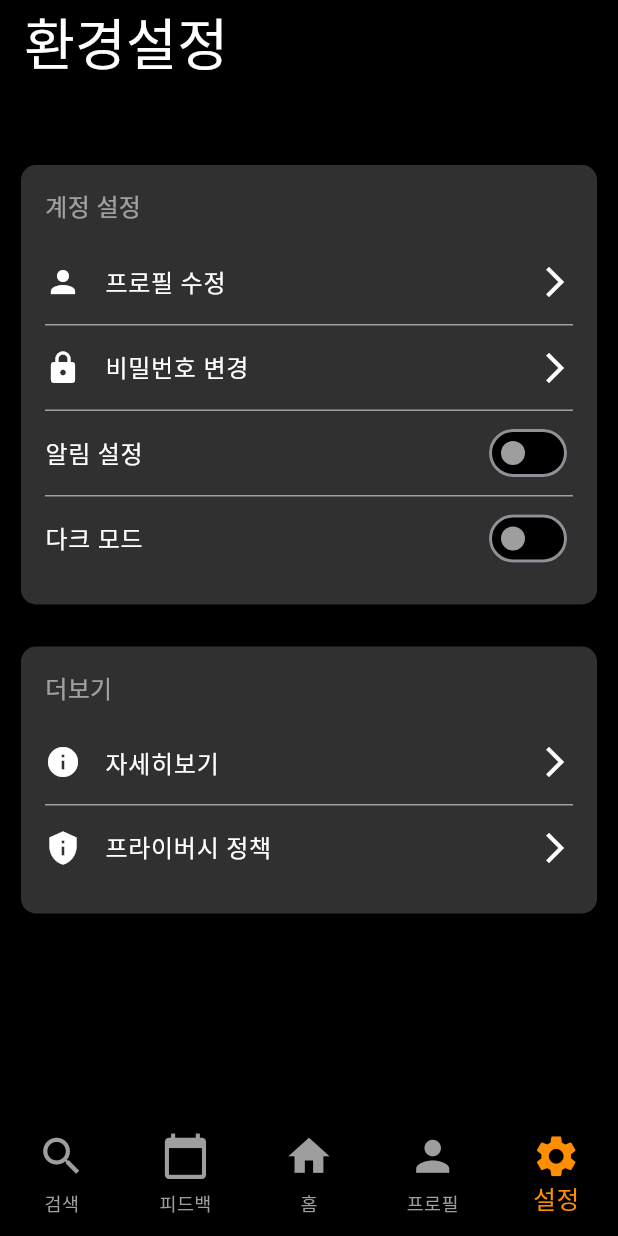
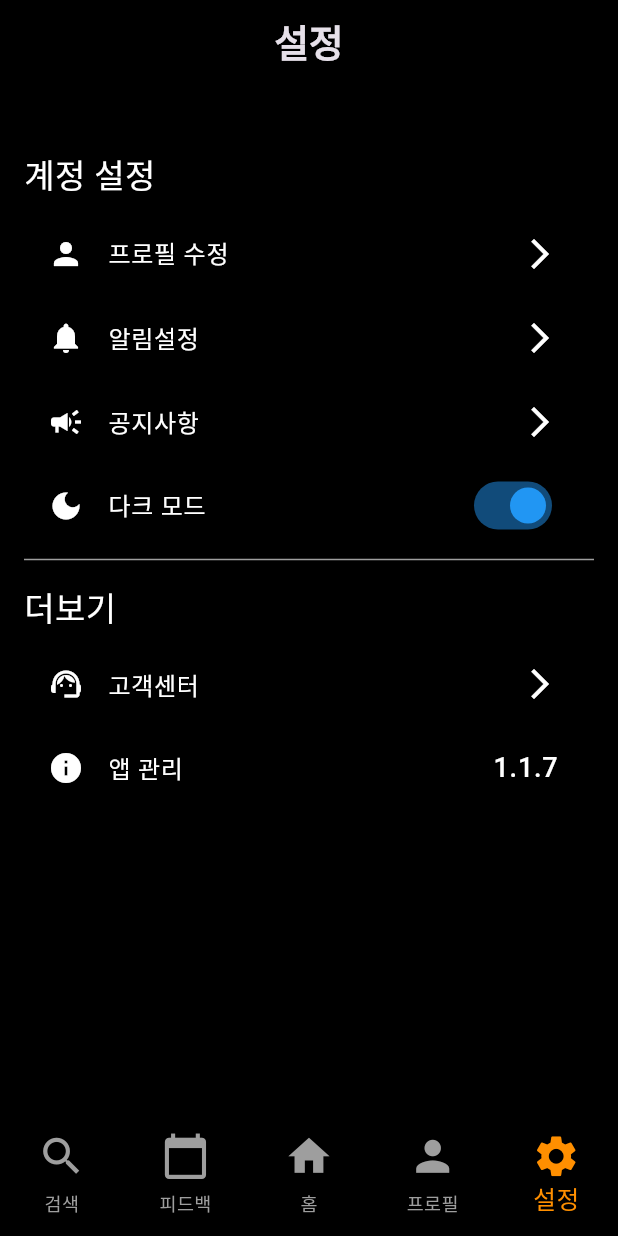
Before and after one commit to lifeisgenie/FitMotion, a Flutter app: the SettingsPage screen opened directly, on a phone screen of 412 x 824 dp. Run offline on Flutter 3.47's test engine with Material 3 defaults, Android fonts, the phone set to English and light mode, and no system bars; our stand-ins replace camera, carousel_slider, flutter_dotenv, shared_preferences; accounts and stored records are empty.

Commit message:
[FE] design : 전체 레이아웃 수정 및 내용 수정

```diff
--- a/Frontend/lib/pages/setting.dart
+++ b/Frontend/lib/pages/setting.dart
@@ -5,15 +5,25 @@ import 'package:FitMotion/pages/search.dart';
 import 'package:FitMotion/widgets/bottom_navigatorBar.dart';
 import 'package:flutter/material.dart';
 
+void main() => runApp(MyApp());
+
+class MyApp extends StatelessWidget {
+  @override
+  Widget build(BuildContext context) {
+    return MaterialApp(
+      theme: ThemeData.dark(), // 다크 모드를 기본으로 설정
+      home: SettingsPage(),
+    );
+  }
+}
+
 class SettingsPage extends StatefulWidget {
   @override
   _SettingsPageState createState() => _SettingsPageState();
 }
 
 class _SettingsPageState extends State<SettingsPage> {
-  bool isDarkMode = false;
-  bool isNotificationEnabled = false;
-
+  bool isDarkMode = true;
   int _selectedIndex = 4;
 
   void _onItemTapped(int index) {
@@ -58,96 +68,110 @@ class _SettingsPageState extends State<SettingsPage> {
   @override
   Widget build(BuildContext context) {
     return Scaffold(
-      backgroundColor: Colors.black, // 배경색 검은색으로 설정
+      backgroundColor: Colors.black,
       appBar: AppBar(
         automaticallyImplyLeading: false,
-        backgroundColor: const Color.fromARGB(255, 0, 0, 0), // AppBar 배경색
-        title: Row(
+        title: Text(
+          '설정',
+          style: TextStyle(fontSize: 25, fontWeight: FontWeight.bold),
+        ),
+        centerTitle: true,
+        backgroundColor: Colors.black,
+      ),
+      body: ListView(
+        padding: EdgeInsets.all(16.0),
         children: [
-            // SizedBox(width: 16), // 아이콘을 오른쪽으로 이동시키기 위한 SizedBox
-            // SizedBox(width: 32233), // 아이콘과 텍스트 사이의 간격 조정
-            Text(
-              '환경설정',
-              style:
-                  TextStyle(fontSize: 37, color: Colors.white), // 환경설정 텍스트 색상
-            ),
-          ],
+          SizedBox(height: 20),
+          Padding(
+            padding: const EdgeInsets.symmetric(vertical: 8.0),
+            child: Text(
+              '계정 설정',
+              style: TextStyle(fontSize: 22, color: Colors.white),
             ),
           ),
-      body: Padding(
-        padding: const EdgeInsets.all(10.0),
-        child: ListView(
-          children: [
-            SizedBox(height: 40),
-            Card(
-              color: Colors.grey[850], // 카드 배경색 설정
-              shape: RoundedRectangleBorder(
-                borderRadius: BorderRadius.circular(10.0),
+          ListTile(
+            leading: Icon(Icons.person, color: Colors.white),
+            title: Text(
+              '프로필 수정',
+              style: TextStyle(color: Colors.white),
             ),
-              child: Padding(
-                padding: const EdgeInsets.all(16.0),
-                child: Column(
-                  crossAxisAlignment: CrossAxisAlignment.start,
-                  children: [
-                    Text(
-                      '계정 설정',
-                      style: TextStyle(
-                          fontSize: 16, color: Colors.white54), // 텍스트 색상 설정
+            trailing: Icon(Icons.arrow_forward_ios, color: Colors.white),
+            onTap: () {
+              // 프로필 수정 페이지로 이동
+            },
           ),
-                    SizedBox(height: 10),
-                    _buildListItem('프로필 수정', Icons.person, () {
-                      // 프로필 수정 페이지로 이동하는 로직 추가
-                    }),
-                    _buildDivider(),
-                    _buildListItem('비밀번호 변경', Icons.lock, () {
-                      // 비밀번호 변경 페이지로 이동하는 로직 추가
-                    }),
-                    _buildDivider(),
-                    _buildSwitchItem('알림 설정', isNotificationEnabled, (value) {
-                      setState(() {
-                        isNotificationEnabled = value;
-                      });
-                    }),
-                    _buildDivider(),
-                    _buildSwitchItem('다크 모드', isDarkMode, (value) {
+          ListTile(
+            leading: Icon(Icons.notifications, color: Colors.white),
+            title: Text(
+              '알림설정',
+              style: TextStyle(color: Colors.white),
+            ),
+            trailing: Icon(Icons.arrow_forward_ios, color: Colors.white),
+            onTap: () {
+              // 알림설정 페이지로 이동
+            },
+          ),
+          ListTile(
+            leading: Icon(Icons.campaign, color: Colors.white),
+            title: Text(
+              '공지사항',
+              style: TextStyle(color: Colors.white),
+            ),
+            trailing: Icon(Icons.arrow_forward_ios, color: Colors.white),
+            onTap: () {
+              // 공지사항 페이지로 이동
+            },
+          ),
+          ListTile(
+            leading: Icon(Icons.dark_mode, color: Colors.white),
+            title: Text(
+              '다크 모드',
+              style: TextStyle(color: Colors.white),
+            ),
+            trailing: Switch(
+              value: isDarkMode,
+              onChanged: (value) {
                 setState(() {
                   isDarkMode = value;
                 });
-                    }),
-                  ],
+              },
+              activeColor: Colors.blue,
             ),
           ),
-            ),
-            SizedBox(height: 20),
-            Card(
-              color: Colors.grey[850], // 카드 배경색 설정
-              shape: RoundedRectangleBorder(
-                borderRadius: BorderRadius.circular(10.0),
-              ),
-              child: Padding(
-                padding: const EdgeInsets.all(16.0),
-                child: Column(
-                  crossAxisAlignment: CrossAxisAlignment.start,
-                  children: [
-                    Text(
+          Divider(color: Colors.grey),
+          Padding(
+            padding: const EdgeInsets.symmetric(vertical: 8.0),
+            child: Text(
               '더보기',
-                      style: TextStyle(
-                          fontSize: 16, color: Colors.white54), // 텍스트 색상 설정
-                    ),
-                    SizedBox(height: 10),
-                    _buildListItem('자세히보기', Icons.info, () {
-                      // 자세히보기 페이지로 이동하는 로직 추가
-                    }),
-                    _buildDivider(),
-                    _buildListItem('프라이버시 정책', Icons.privacy_tip, () {
-                      // 프라이버시 정책 페이지로 이동하는 로직 추가
-                    }),
-                  ],
+              style: TextStyle(fontSize: 22, color: Colors.white),
             ),
           ),
+          ListTile(
+            leading: Icon(Icons.support_agent, color: Colors.white),
+            title: Text(
+              '고객센터',
+              style: TextStyle(color: Colors.white),
+            ),
+            trailing: Icon(Icons.arrow_forward_ios, color: Colors.white),
+            onTap: () {
+              // 고객센터 페이지로 이동
+            },
+          ),
+          ListTile(
+            leading: Icon(Icons.info, color: Colors.white),
+            title: Text(
+              '앱 관리',
+              style: TextStyle(color: Colors.white),
+            ),
+            trailing: Text(
+              '1.1.7',
+              style: TextStyle(fontSize: 18, color: Colors.white),
+            ),
+            onTap: () {
+              // 앱 관리 페이지로 이동
+            },
           ),
         ],
-        ),
       ),
       bottomNavigationBar: CustomBottomNavigationBar(
         currentIndex: _selectedIndex,
@@ -155,48 +179,4 @@ class _SettingsPageState extends State<SettingsPage> {
       ),
     );
   }
-
-  Widget _buildListItem(String title, IconData icon, VoidCallback onTap) {
-    return ListTile(
-      contentPadding: EdgeInsets.zero,
-      leading: Icon(icon, color: Colors.white),
-      title: Text(
-        title,
-        style: TextStyle(color: Colors.white),
-      ),
-      trailing: Icon(Icons.arrow_forward_ios, color: Colors.white),
-      onTap: onTap,
-    );
 }
-
-  Widget _buildSwitchItem(
-      String title, bool value, ValueChanged<bool> onChanged) {
-    return SwitchListTile(
-      contentPadding: EdgeInsets.zero,
-      title: Text(
-        title,
-        style: TextStyle(color: Colors.white),
-      ),
-      value: value,
-      onChanged: onChanged,
-      activeColor: Colors.blue,
-      inactiveThumbColor: Colors.grey,
-      inactiveTrackColor: Color.fromARGB(255, 0, 0, 0), // 비활성화된 트랙 색상 설정
-    );
-  }
-
-  Widget _buildDivider() {
-    return Divider(
-      color: Colors.white54, // 구분선 색상 설정
-      height: 1,
-      thickness: 1,
-    );
-  }
-}
-
-void main() {
-  runApp(MaterialApp(
-    home: SettingsPage(),
-    theme: ThemeData.dark(), // 다크 모드 테마 설정
-  ));
-}
```
Lines whose indentation alone changed are shown as unchanged.
